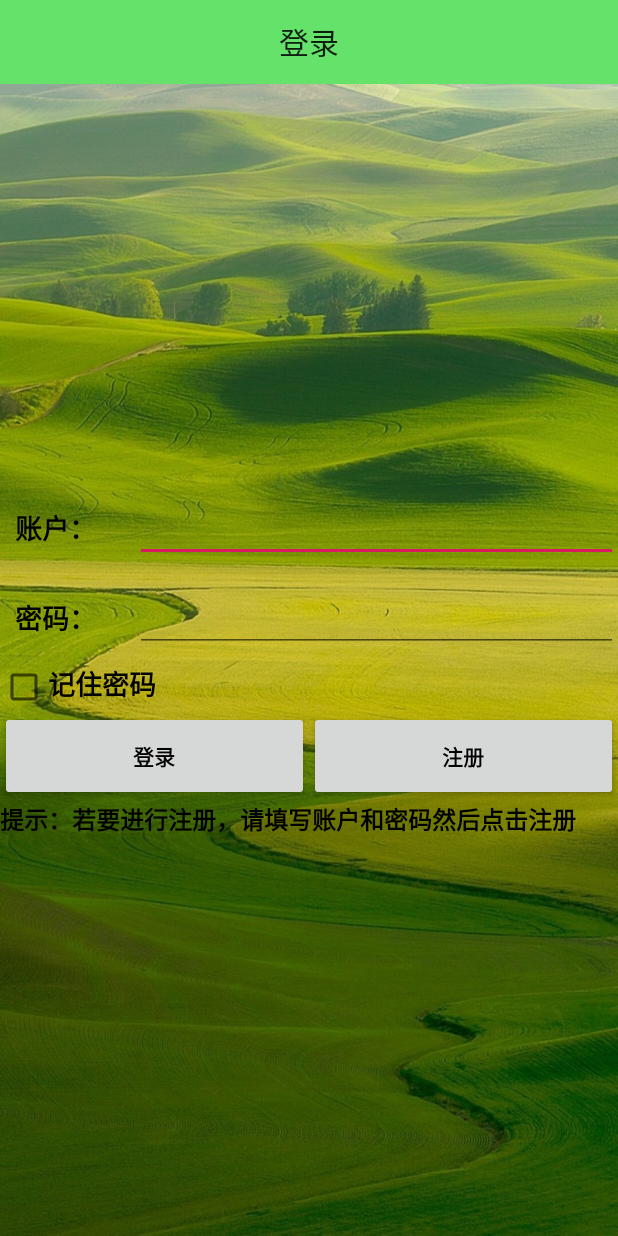
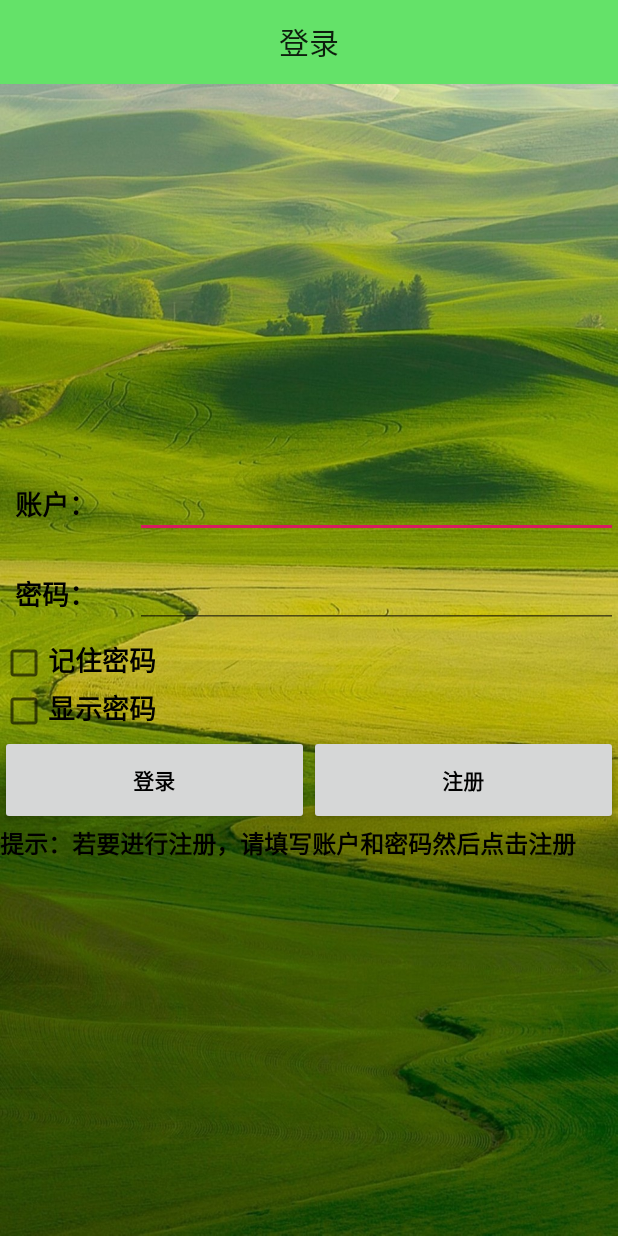
Before and after one commit to sccilu/Refuse, an Android app: the screen it shows after launch (LoginActivity), on a phone screen of 412 x 824 dp. Run offline under Robolectric (Android 15) with nearby library versions, the phone set to English and light mode, and no system bars; Roboto replaces fonts that are not available here.

Commit message:
显示密码功能

```diff
--- a/app/src/main/java/com/example/refuseclassification/LoginActivity.java
+++ b/app/src/main/java/com/example/refuseclassification/LoginActivity.java
@@ -10,6 +10,8 @@ import android.database.Cursor;
 import android.database.sqlite.SQLiteDatabase;
 import android.os.Bundle;
 import android.preference.PreferenceManager;
+import android.text.method.HideReturnsTransformationMethod;
+import android.text.method.PasswordTransformationMethod;
 import android.view.View;
 import android.widget.Button;
 import android.widget.CheckBox;
@@ -25,6 +27,7 @@ public class LoginActivity extends BaseActivity {
     private Button login;
     private Button register;
     private CheckBox rememberPass;
+    private CheckBox showPassword;
     private Toolbar toolbar;
     private MyDatabaseHelper dbhelper;
 
@@ -32,16 +35,20 @@ public class LoginActivity extends BaseActivity {
     protected void onCreate(Bundle savedInstanceState) {
         super.onCreate(savedInstanceState);
         setContentView(R.layout.activity_login);
+
         pref = PreferenceManager.getDefaultSharedPreferences(this);
-        toolbar = (Toolbar) findViewById(R.id.login_toolbar);
+        toolbar = findViewById(R.id.login_toolbar);
         toolbar.setTitle("登录");
         new setTitleCenter().setTitleCenter(toolbar);
-        accountEdit = (EditText) findViewById(R.id.account);
-        passwordEdit = (EditText) findViewById(R.id.password);
-        rememberPass = (CheckBox) findViewById(R.id.remember_pass);
-        login = (Button) findViewById(R.id.login);
+
+        accountEdit = findViewById(R.id.account);
+        passwordEdit = findViewById(R.id.password);
+        rememberPass = findViewById(R.id.remember_pass);
+        showPassword = findViewById(R.id.show_password);
+        login = findViewById(R.id.login);
+        register = findViewById(R.id.register);
         dbhelper = new MyDatabaseHelper(this, "Account password", null, 2);
-        register = (Button) findViewById(R.id.register);
+
         boolean isRemember = pref.getBoolean("remember_password", false);
         if (isRemember) {
             // 将账号和密码都设置到文本框中
@@ -51,6 +58,7 @@ public class LoginActivity extends BaseActivity {
             passwordEdit.setText(password);
             rememberPass.setChecked(true);
         }
+
         login.setOnClickListener(new View.OnClickListener() {
             @Override
             public void onClick(View v) {
@@ -58,8 +66,7 @@ public class LoginActivity extends BaseActivity {
                 String account = accountEdit.getText().toString();
                 String password = passwordEdit.getText().toString();
                 SQLiteDatabase db = dbhelper.getWritableDatabase();
-                Cursor cursor = db.query("Account", null, null,
-                        null, null, null, null);
+                Cursor cursor = db.query("Account", null, null, null, null, null, null);
                 if (cursor.moveToFirst()) {
                     do {
                         String hadaccount = cursor.getString(cursor.getColumnIndex("account"));
@@ -90,6 +97,7 @@ public class LoginActivity extends BaseActivity {
                 }
             }
         });
+
         register.setOnClickListener(new View.OnClickListener() {
             @Override
             public void onClick(View v) {
@@ -103,5 +111,17 @@ public class LoginActivity extends BaseActivity {
                 Toast.makeText(LoginActivity.this, "注册成功", Toast.LENGTH_SHORT).show();
             }
         });
+
+        showPassword.setOnCheckedChangeListener((buttonView, isChecked) -> {
+            if (isChecked) {
+                // 显示密码
+                passwordEdit.setTransformationMethod(HideReturnsTransformationMethod.getInstance());
+            } else {
+                // 隐藏密码
+                passwordEdit.setTransformationMethod(PasswordTransformationMethod.getInstance());
+            }
+            // 光标移动到末尾
+            passwordEdit.setSelection(passwordEdit.getText().length());
+        });
     }
 }
--- a/app/src/main/res/layout/frag_login.xml
+++ b/app/src/main/res/layout/frag_login.xml
@@ -69,6 +69,22 @@
         </LinearLayout>
 
         <LinearLayout
+            android:orientation="horizontal"
+            android:layout_width="match_parent"
+            android:layout_height="wrap_content">
+            <CheckBox
+                android:id="@+id/show_password"
+                android:layout_width="wrap_content"
+                android:layout_height="wrap_content" />
+            <TextView
+                android:layout_width="wrap_content"
+                android:layout_height="wrap_content"
+                android:textSize="18sp"
+                style="@style/BoldBlackText"
+                android:text="显示密码" />
+        </LinearLayout>
+
+        <LinearLayout
             android:layout_width="match_parent"
             android:layout_height="wrap_content"
             android:orientation="horizontal">
@@ -86,7 +102,6 @@
                 android:layout_weight="1"
                 style="@style/BoldBlackText"
                 android:text="注册" />
-
         </LinearLayout>
 
         <TextView
```
